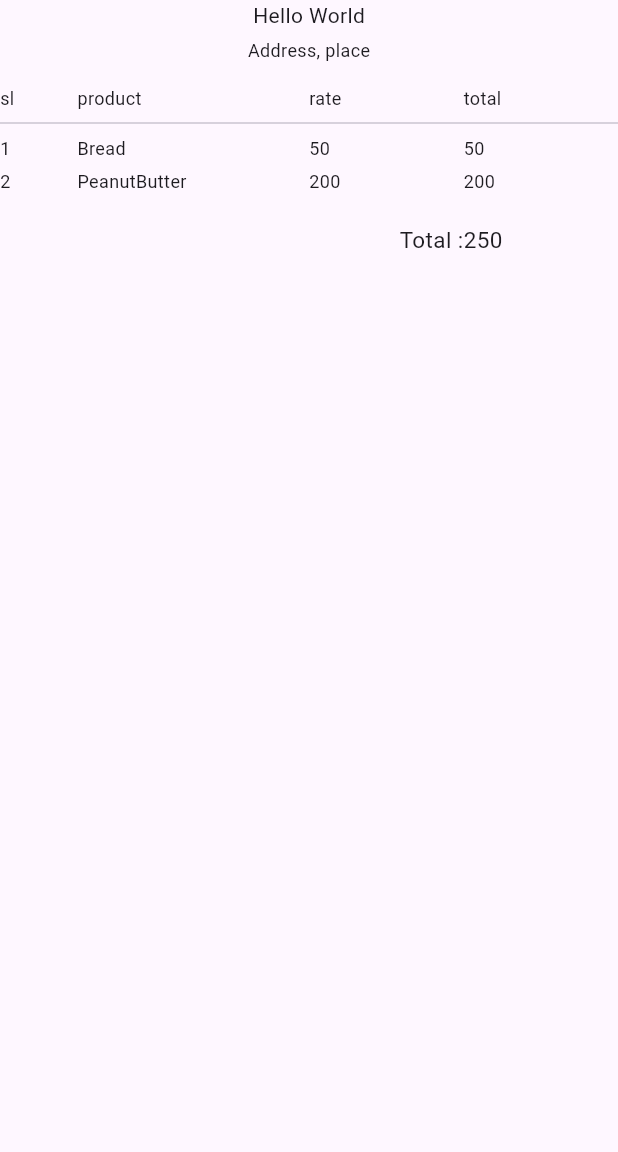
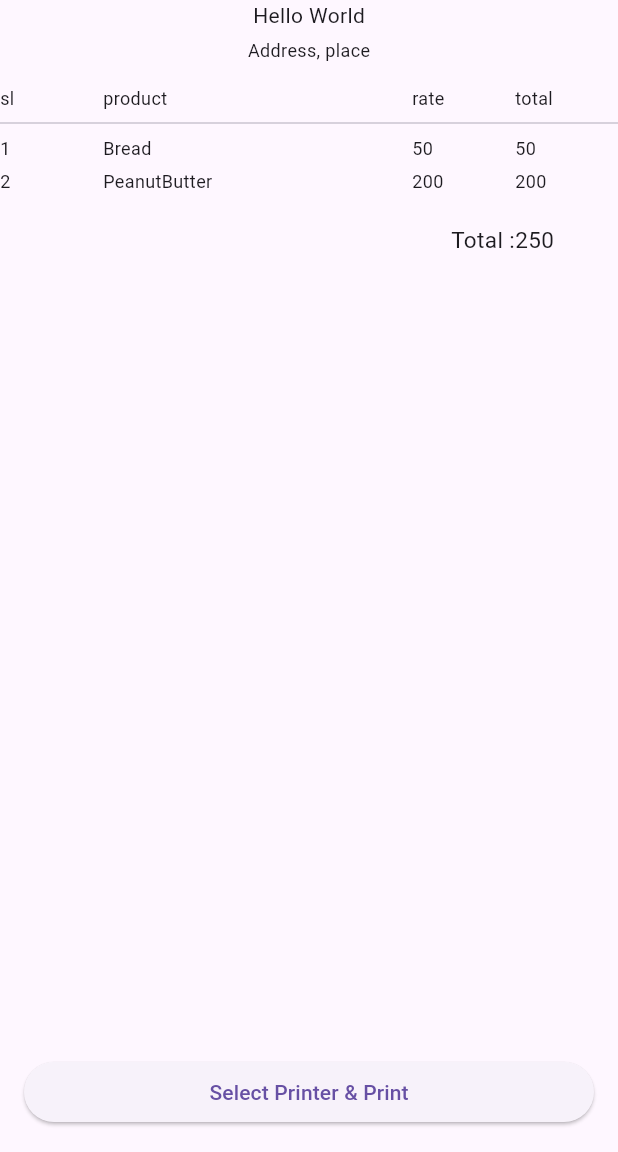
Before and after one commit to AnverSadath/bluetooth_printer_demo, a Flutter app: the screen it shows after launch, on a phone screen of 412 x 824 dp, the part 84-1236 px from its top. Run offline on Flutter 3.47's test engine with Material 3 defaults, Android fonts, the phone set to English and light mode, and no system bars; missing offline and left inert: flutter_bluetooth_printer.

Commit message:
printed successfully

```diff
--- a/lib/homepage.dart
+++ b/lib/homepage.dart
@@ -38,10 +38,10 @@ class _HomepageState extends State<Homepage> {
                     ),
                     Expanded(
                       child: Text("rate", style: TextStyle(fontSize: 12)),
-                      flex: 2,
+                      flex: 1,
                     ),
                     Expanded(
-                      flex: 2,
+                      flex: 1,
                       child: Text("total", style: TextStyle(fontSize: 12)),
                     ),
                   ],
@@ -57,10 +57,10 @@ class _HomepageState extends State<Homepage> {
                     ),
                     Expanded(
                       child: Text("50", style: TextStyle(fontSize: 12)),
-                      flex: 2,
+                      flex: 1,
                     ),
                     Expanded(
-                      flex: 2,
+                      flex: 1,
                       child: Text("50", style: TextStyle(fontSize: 12)),
                     ),
                   ],
@@ -78,10 +78,10 @@ class _HomepageState extends State<Homepage> {
                     ),
                     Expanded(
                       child: Text("200", style: TextStyle(fontSize: 12)),
-                      flex: 2,
+                      flex: 1,
                     ),
                     Expanded(
-                      flex: 2,
+                      flex: 1,
                       child: Text("200", style: TextStyle(fontSize: 12)),
                     ),
                   ],
@@ -90,7 +90,7 @@ class _HomepageState extends State<Homepage> {
                 Row(
                   children: [
                     Expanded(
-                      flex: 3,
+                      flex: 5,
                       child: Text(
                         'Total :',
                         style: TextStyle(fontSize: 15),
@@ -108,6 +108,25 @@ class _HomepageState extends State<Homepage> {
           this.controller = controller;
         },
       ),
+
+      bottomNavigationBar: Padding(
+        padding: const EdgeInsets.all(16),
+        child: ElevatedButton(
+          onPressed: () async {
+            final address = await FlutterBluetoothPrinter.selectDevice(context);
+            if (address != null) {
+              await controller?.print(
+                address: address.address,
+                keepConnected: true,
+                addFeeds: 4,
+              );
+            } else {
+              print("Failed Printing");
+            }
+          },
+          child: Text("Select Printer & Print"),
+        ),
+      ),
     );
   }
 }
```
Also changed, not shown: pubspec.lock, 1 other file.
